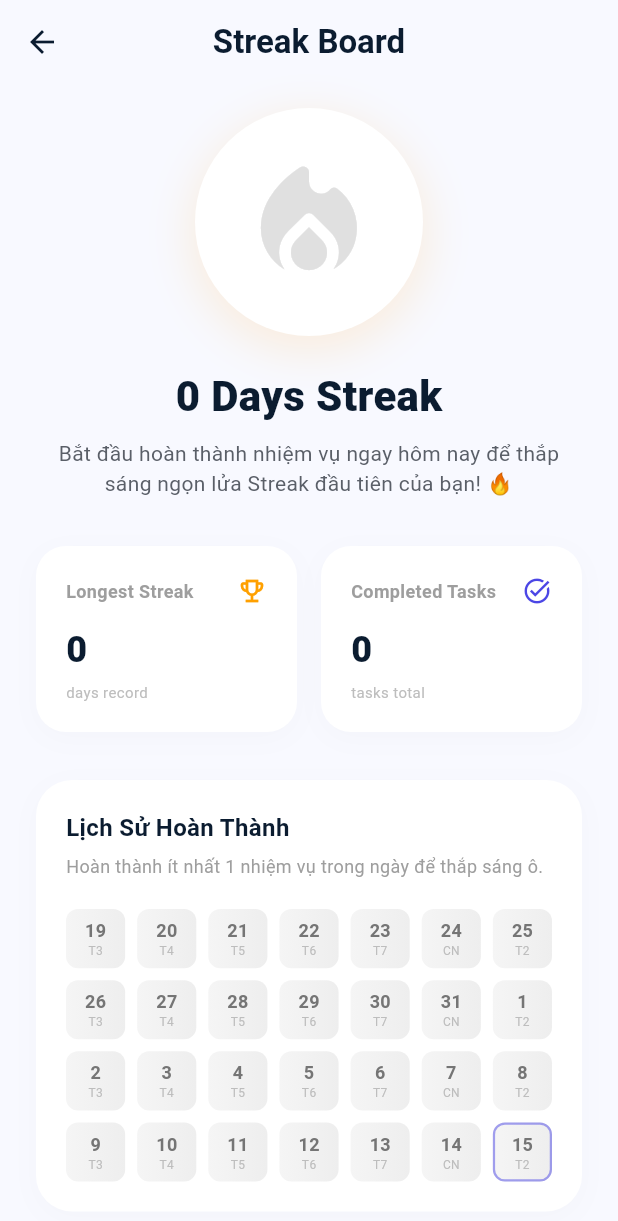
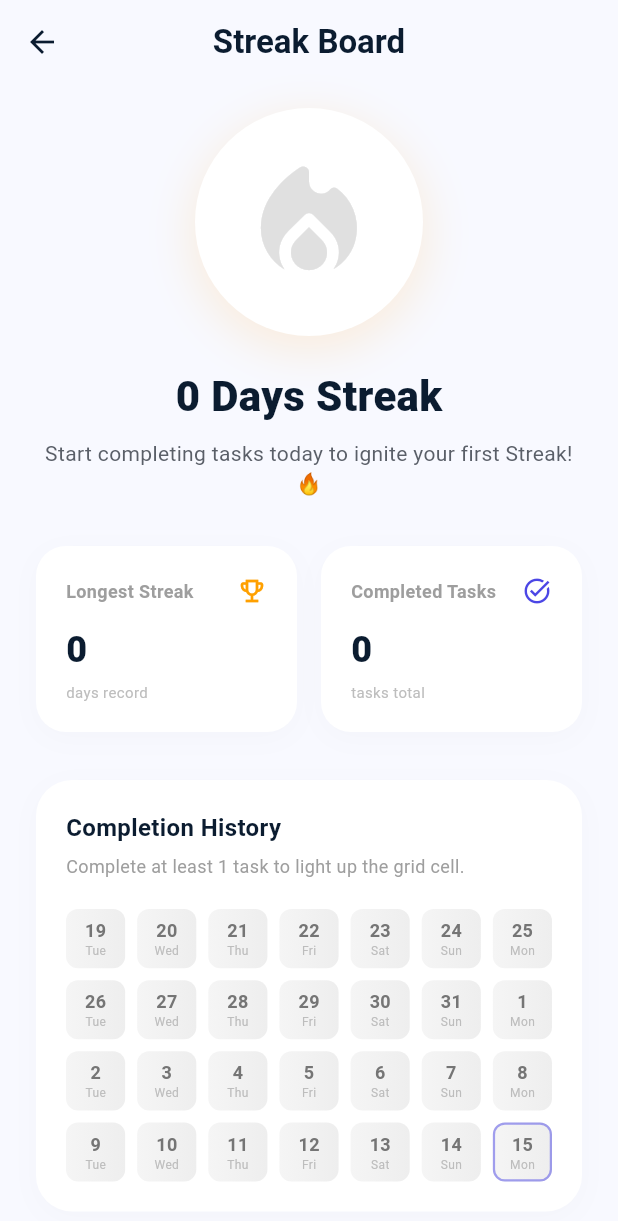
Before and after one commit to HahaHiuhi/ITSS2, a Flutter app: the StreakBoardScreen screen opened directly, on a phone screen of 412 x 824 dp. Shown: the top 1221 px of the screen. Run offline on Flutter 3.47's test engine with Material 3 defaults, Android fonts, the phone set to English and light mode, and no system bars; our stand-ins replace file_picker, image_picker, shared_preferences, supabase_flutter; missing offline and left inert: kalender; accounts and stored records are empty.

Commit message:
fix: disable calendar event dragging and translate streak board to English

```diff
--- a/SApp/lib/screens/schedule/schedule.dart
+++ b/SApp/lib/screens/schedule/schedule.dart
@@ -60,6 +60,11 @@ class _ScheduleScreenState extends State<ScheduleScreen> {
       ),
       header: CalendarHeader(),
       body: CalendarBody(
+          interaction: CalendarInteraction(
+            allowRescheduling: false,
+            allowResizing: false,
+            allowEventCreation: false,
+          ),
           multiDayTileComponents: TileComponents(
             tileBuilder: (event, tileRange) {
               final e = event as Event;
--- a/SApp/lib/screens/stats/streak_board_screen.dart
+++ b/SApp/lib/screens/stats/streak_board_screen.dart
@@ -145,7 +145,7 @@ class StreakBoardScreen extends StatelessWidget {
                 crossAxisAlignment: CrossAxisAlignment.start,
                 children: [
                   const Text(
-                    'Lịch Sử Hoàn Thành',
+                    'Completion History',
                     style: TextStyle(
                       fontSize: 16,
                       fontWeight: FontWeight.bold,
@@ -154,7 +154,7 @@ class StreakBoardScreen extends StatelessWidget {
                   ),
                   const SizedBox(height: 6),
                   Text(
-                    'Hoàn thành ít nhất 1 nhiệm vụ trong ngày để thắp sáng ô.',
+                    'Complete at least 1 task to light up the grid cell.',
                     style: TextStyle(
                       fontSize: 12,
                       color: Colors.grey.shade500,
@@ -307,32 +307,32 @@ class StreakBoardScreen extends StatelessWidget {
 
   String _getMotivationalMessage(int streak) {
     if (streak == 0) {
-      return 'Bắt đầu hoàn thành nhiệm vụ ngay hôm nay để thắp sáng ngọn lửa Streak đầu tiên của bạn! 🔥';
+      return 'Start completing tasks today to ignite your first Streak! 🔥';
     } else if (streak < 3) {
-      return 'Một khởi đầu tuyệt vời! Hãy duy trì thêm một ngày nữa để củng cố thói quen nhé. 👍';
+      return 'A great start! Keep it up for another day to build your habit. 👍';
     } else if (streak < 7) {
-      return 'Tuyệt vời! Bạn đang hình thành thói quen tốt rồi đấy. Tiếp tục phát huy nào! 🚀';
+      return 'Fantastic! You are building a solid habit. Keep pushing forward! 🚀';
     } else {
-      return 'Quá xuất sắc! Bạn là một chiến binh năng suất thực thụ. Ngọn lửa đang cháy rực rỡ! 🔥🎉';
+      return 'Outstanding! You are a productivity powerhouse. The fire is blazing! 🔥🎉';
     }
   }
 
   String _getWeekdayLabel(int weekday) {
     switch (weekday) {
       case 1:
-        return 'T2';
+        return 'Mon';
       case 2:
-        return 'T3';
+        return 'Tue';
       case 3:
-        return 'T4';
+        return 'Wed';
       case 4:
-        return 'T5';
+        return 'Thu';
       case 5:
-        return 'T6';
+        return 'Fri';
       case 6:
-        return 'T7';
+        return 'Sat';
       case 7:
-        return 'CN';
+        return 'Sun';
       default:
         return '';
     }
```
